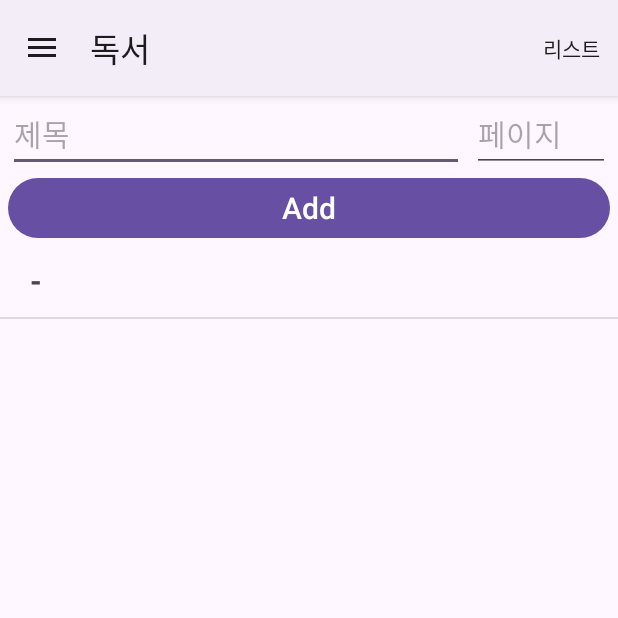
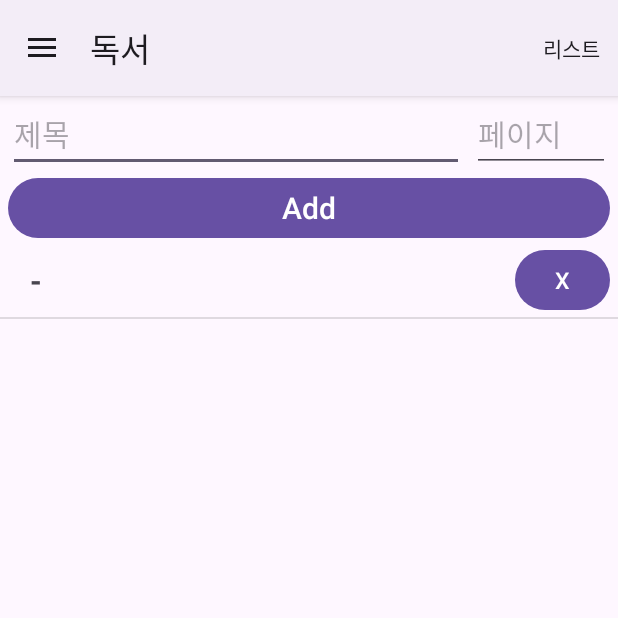
Before and after one commit to ydg0724/MobileTeamProject, an Android app: the ReadActivity screen opened directly, with no data from a screen before it, after a tap on "Add", on a phone screen of 412 x 824 dp, the top half of it. Run offline under Robolectric (Android 15) with nearby library versions, the phone set to English and light mode, and no system bars.

Commit message:
Main, Read deleteButton

```diff
--- a/app/src/main/java/com/example/mobileteamproject/ReadActivity.kt
+++ b/app/src/main/java/com/example/mobileteamproject/ReadActivity.kt
@@ -19,6 +19,7 @@ import androidx.recyclerview.widget.DividerItemDecoration
 import androidx.recyclerview.widget.LinearLayoutManager
 import androidx.recyclerview.widget.RecyclerView
 import com.example.mobileteamproject.databinding.ActivityReadBinding
+import com.example.mobileteamproject.databinding.ListReadBinding
 import com.example.mobileteamproject.databinding.PageReadBinding
 import com.example.mobileteamproject.databinding.TodoMainBinding
 import java.io.File
@@ -49,6 +50,21 @@ class ReadActivity : AppCompatActivity() {
         binding.recyclerView.adapter = adapter
         binding.recyclerView.addItemDecoration(
             DividerItemDecoration(this, LinearLayoutManager.VERTICAL))
+        adapter.listItemClickListenerFunc(object: SetOnClickListenerInterfaceRead {
+            override fun listItemClickListener(itemData: String, binding: PageReadBinding) {
+                val db = openOrCreateDatabase("readdb", Context.MODE_PRIVATE, null)
+                db.execSQL("delete from PAGE_TB where title = ?",
+                    arrayOf(itemData))
+                val cursor = db.rawQuery("select title, page from PAGE_TB", null)
+                titles.clear()
+                pages.clear()
+                while (cursor.moveToNext()) {
+                    titles.add(cursor.getString(0))
+                    pages.add(cursor.getString(1))
+                }
+                adapter.notifyDataSetChanged()
+            }
+        })
 
         //db 열고 데이터 읽기
         val db = openOrCreateDatabase("readdb", Context.MODE_PRIVATE, null)
@@ -131,10 +147,19 @@ class ResultAdapterRead(val titles: MutableList<String>, val pages: MutableList<
     override fun onCreateViewHolder(parent: ViewGroup, viewType: Int): ResultHolderRead =
         ResultHolderRead(PageReadBinding.inflate(LayoutInflater.from(parent.context),
             parent, false))
-
+    var onClickListener: SetOnClickListenerInterfaceRead? = null
+    fun listItemClickListenerFunc(pOnClick: SetOnClickListenerInterfaceRead) {
+        this.onClickListener = pOnClick
+    }
     override fun getItemCount(): Int = titles.size
     override fun onBindViewHolder(holder: ResultHolderRead, position: Int) {
         holder.binding.title.text = titles[position]
         holder.binding.page.text = pages[position]
+        holder.binding.deleteBtn.setOnClickListener {
+            onClickListener?.listItemClickListener(titles[position], holder.binding)
+        }
     }
 }
+interface SetOnClickListenerInterfaceRead {
+    fun listItemClickListener(itemData: String, binding: PageReadBinding)
+}
--- a/app/src/main/res/layout/page_read.xml
+++ b/app/src/main/res/layout/page_read.xml
@@ -2,7 +2,12 @@
 <LinearLayout xmlns:android="http://schemas.android.com/apk/res/android"
     android:layout_width="match_parent"
     android:layout_height="wrap_content"
+    android:orientation="horizontal">
+    <LinearLayout
+        android:layout_width="match_parent"
+        android:layout_height="wrap_content"
         android:orientation="horizontal"
+        android:layout_weight="1"
         android:padding="5dp"
         android:layout_margin="5dp">
         <TextView
@@ -19,11 +24,19 @@
             android:textSize="20dp"
             android:textStyle="bold"/>
         <TextView
-        android:layout_width="match_parent"
+            android:layout_width="wrap_content"
             android:layout_height="wrap_content"
             android:id="@+id/page"
             android:textSize="20dp"
-        android:text="- 256"
+            android:text="256"
             android:textStyle="italic"/>
-
     </LinearLayout>
+    <Button
+        android:id="@+id/deleteBtn"
+        android:layout_width="match_parent"
+        android:layout_height="wrap_content"
+        android:layout_weight="5"
+        android:text="X"
+        android:textSize="15dp"
+        android:layout_marginRight="5dp"/>
+</LinearLayout>
```
Also changed, not shown: app/src/main/java/com/example/mobileteamproject/BookActivity.kt (+9 -1 lines), app/src/main/java/com/example/mobileteamproject/MainActivity.kt (+27 -29 lines). Lines whose indentation alone changed are shown as unchanged.
